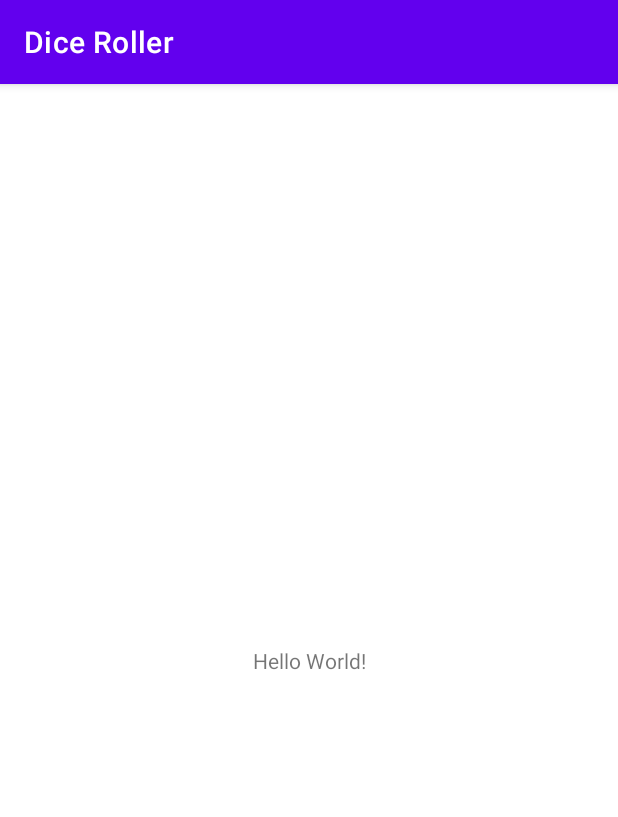
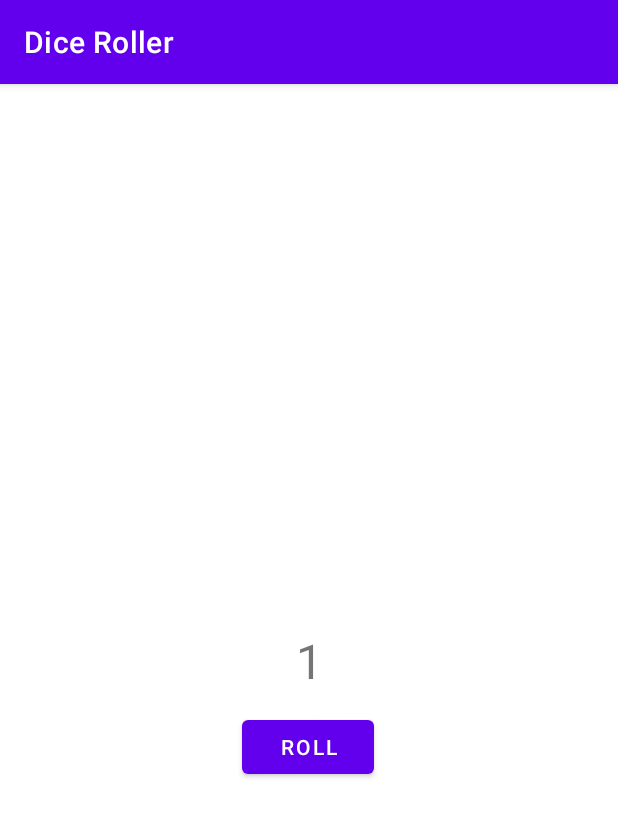
Before and after one commit to andikajayaw/Dice_Roller_App, an Android app: the screen it shows after launch (MainActivity), on a phone screen of 412 x 824 dp. Shown: the top 817 px of the screen. Run offline under Robolectric (Android 15) with nearby library versions, the phone set to English and light mode, and no system bars.

Commit message:
add button Roll and string

```diff
--- a/app/src/main/res/layout/activity_main.xml
+++ b/app/src/main/res/layout/activity_main.xml
@@ -7,12 +7,25 @@
     tools:context=".MainActivity">
 
     <TextView
+        android:id="@+id/textView"
         android:layout_width="wrap_content"
         android:layout_height="wrap_content"
-        android:text="Hello World!"
+        android:text="1"
+        android:textSize="32sp"
         app:layout_constraintBottom_toBottomOf="parent"
         app:layout_constraintLeft_toLeftOf="parent"
         app:layout_constraintRight_toRightOf="parent"
         app:layout_constraintTop_toTopOf="parent" />
 
+    <Button
+        android:id="@+id/button"
+        android:layout_width="wrap_content"
+        android:layout_height="wrap_content"
+        android:layout_marginTop="12dp"
+        android:text="@string/button_roll"
+        app:layout_constraintEnd_toEndOf="parent"
+        app:layout_constraintHorizontal_bias="0.498"
+        app:layout_constraintStart_toStartOf="parent"
+        app:layout_constraintTop_toBottomOf="@+id/textView" />
+
 </androidx.constraintlayout.widget.ConstraintLayout>
--- a/app/src/main/res/values/strings.xml
+++ b/app/src/main/res/values/strings.xml
@@ -1,3 +1,4 @@
 <resources>
     <string name="app_name">Dice Roller</string>
+    <string name="button_roll">Roll</string>
 </resources>
```
